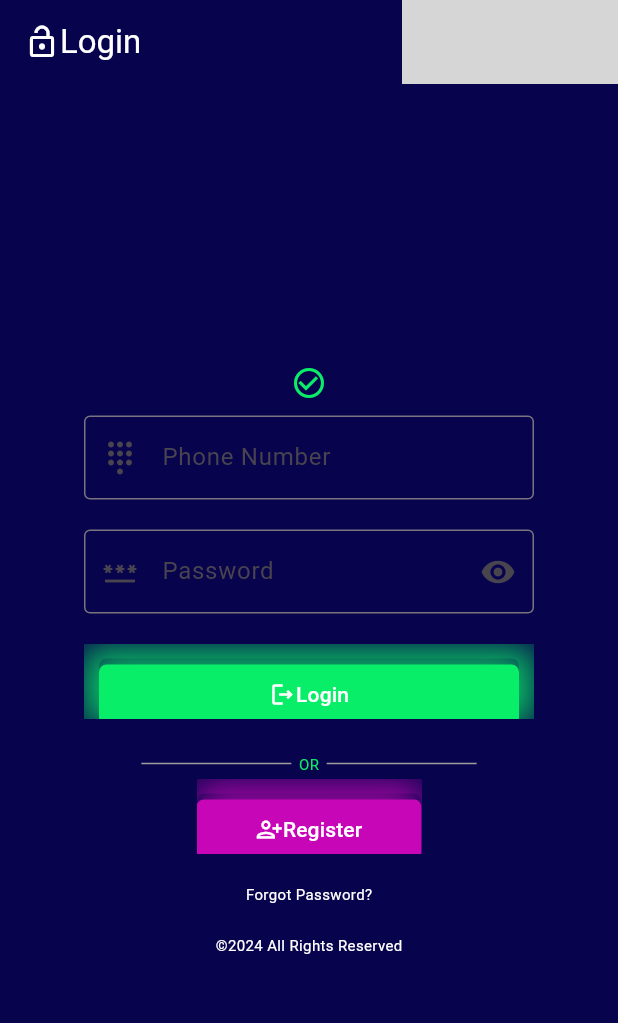
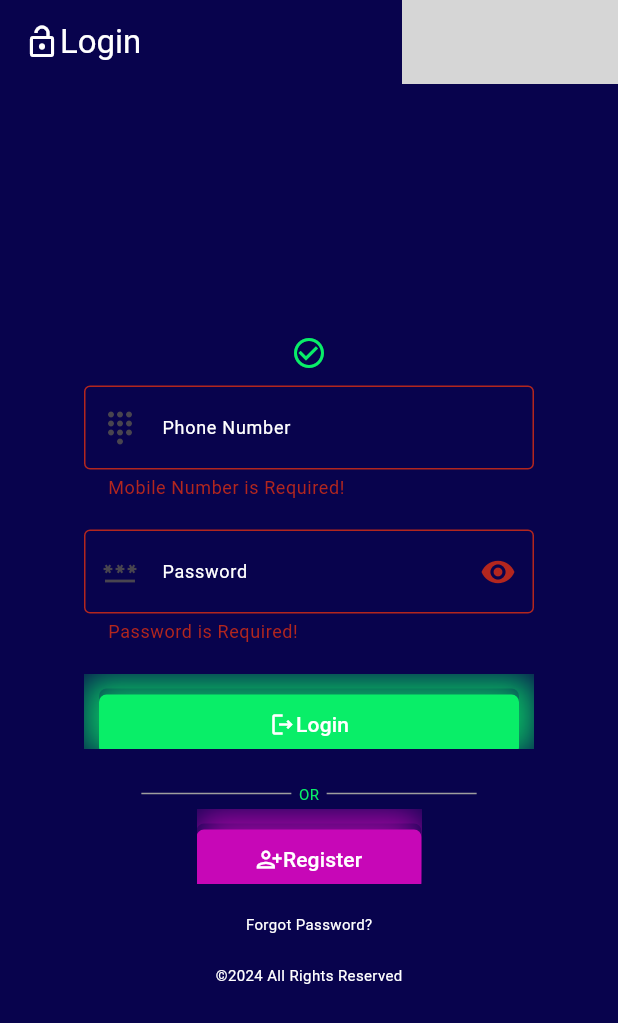
Before and after one commit to yourmarketbasket/vendors, a Flutter app: the screen it shows after launch, after a tap on "Login", on a phone screen of 412 x 824 dp. Shown: the top 1023 px of the screen. Run offline on Flutter 3.47's test engine with Material 3 defaults, Android fonts, the phone set to English and light mode, and no system bars; our stand-ins replace cached_network_image, get, shared_preferences; missing offline and left inert: bitsdojo_window; grey boxes are pictures that could not be loaded.

Commit message:
more changes

```diff
--- a/lib/controllers/landing-controller.dart
+++ b/lib/controllers/landing-controller.dart
@@ -48,7 +48,6 @@ RxMap<String, dynamic> userdetails = Map<String, dynamic>().obs;
       // Parse the JSON response body
         Map<String, dynamic> responseJson = jsonDecode(response.body);
         userdetails.value = responseJson;
-        print(userdetails.value['data']['avatar']);
       }
 
     }
--- a/lib/screens/landing.dart
+++ b/lib/screens/landing.dart
@@ -111,7 +111,7 @@ class _LandingScreenState extends State<LandingScreen> {
             } else if(landingController.currentPage.value=="SupportScreen"){
               return SupportScreen();
             }else{
-              return AccountScreen();
+              return StoresScreen();
             }
           }),
         ]
--- a/lib/screens/login.dart
+++ b/lib/screens/login.dart
@@ -6,7 +6,6 @@ import 'package:get/get.dart';
 import 'package:nisoko_vendors/controllers/login-controller.dart';
 import 'package:nisoko_vendors/screens/landing.dart';
 import 'package:nisoko_vendors/utils/colors.dart';
-
 
 class LoginScreen extends StatefulWidget {
   const LoginScreen({Key? key}) : super(key: key);
@@ -20,29 +19,27 @@ class _LoginScreenState extends State<LoginScreen> {
   late TextEditingController _password;
   bool _obscureText = true;
   String feedback = "";
+  bool _formSubmitted = false; // Track whether the form has been submitted or not
 
   LoginController loginController = Get.put(LoginController());
 
   @override
   void initState() {
     super.initState();
-  feedback="";
-  loginController.error.value=false;
+    feedback = "";
+    loginController.error.value = false;
 
     doWhenWindowReady(() {
-    var initialSize = Size(320, 500);
+      var initialSize = Size(320, 550);
       appWindow.size = initialSize;
     });
     _phone = TextEditingController();
     _password = TextEditingController();
   }
 
-
-
-
-
   @override
   Widget build(BuildContext context) {
+    final _formKey = GlobalKey<FormState>();
 
     return Scaffold(
       backgroundColor: AppTheme.backgroundColor,
@@ -68,8 +65,10 @@ void initState() {
         ],
       ),
       body: Center(
+        child: Form(
+          key: _formKey,
           child: Container(
-          height: 500,
+            height: 550,
             width: 320,
             child: Center(
               child: Padding(
@@ -82,51 +81,70 @@ void initState() {
                           mainAxisAlignment: MainAxisAlignment.center,
                           children: [
                             Icon(
-                        loginController.error.value ? Icons.error_outline : Icons.check_circle_outline,
-                        color: loginController.error.value ? AppTheme.dangerColor : AppTheme.mainColor,
+                              loginController.error.value && _formSubmitted
+                                  ? Icons.error_outline
+                                  : Icons.check_circle_outline,
+                              color: loginController.error.value
+                                  ? AppTheme.dangerColor
+                                  : AppTheme.mainColor,
                             ),
                             Text(
                               loginController.feedback.value,
                               style: TextStyle(
-                          color: loginController.error.value  ? AppTheme.dangerColor : AppTheme.mainColor,
+                                color: loginController.error.value && _formSubmitted
+                                    ? AppTheme.dangerColor
+                                    : AppTheme.mainColor,
                               ),
                             ),
                           ],
-                  )
-
-                  ),
+                        )),
                     SizedBox(height: 10,),
-                  TextField(
-
+                    TextFormField(
+                      validator: (value) {
+                        if (_formSubmitted &&
+                            (value == null || value.isEmpty)) {
+                          return 'Mobile Number is Required!';
+                        }
+                        return null;
+                      },
                       style: TextStyle(color: Colors.white),
                       controller: _phone,
                       keyboardType: TextInputType.number,
                       decoration: InputDecoration(
-                      hoverColor: Colors.white,
+                        labelStyle: TextStyle(color: Colors.white, fontSize: 12),
+                        errorText: _formSubmitted && _phone.text.isEmpty
+                            ? 'Mobile Number is Required!'
+                            : null,
                         border: OutlineInputBorder(
-                        borderSide: BorderSide(color: Colors.white)
-                      ),
+                            borderSide: BorderSide(color: Colors.white)),
                         labelText: "Phone Number",
                         prefixIcon: Icon(Icons.dialpad_rounded),
                         focusColor: Colors.white,
                         focusedBorder: OutlineInputBorder(
-                        borderSide: BorderSide(color: Colors.white)
+                            borderSide: BorderSide(color: Colors.white)),
                       ),
-
-                    ),
-
                     ),
                     SizedBox(height: 20),
-                  TextField(
+                    TextFormField(
+                      validator: (value) {
+                        if (_formSubmitted &&
+                            (value == null || value.isEmpty)) {
+                          return 'Password is Required!';
+                        }
+                        return null;
+                      },
                       controller: _password,
                       obscureText: _obscureText,
-                    style: TextStyle(color: Colors.white),
-                    obscuringCharacter: "x",
+                      style: TextStyle(color: Colors.white,),
+                      obscuringCharacter: "*",
                       decoration: InputDecoration(
+                        labelStyle: TextStyle(color: Colors.white, fontSize: 12),
+                        errorText: _formSubmitted && _password.text.isEmpty
+                            ? 'Password is Required!'
+                            : null,
                         focusColor: Colors.white,
                         focusedBorder: OutlineInputBorder(
-                        borderSide: BorderSide(color: Colors.white)
-                      ),
+                            borderSide: BorderSide(color: Colors.white)),
                         border: OutlineInputBorder(),
                         labelText: "Password",
                         prefixIcon: Icon(Icons.password_outlined),
@@ -151,7 +169,8 @@ void initState() {
                             borderRadius: BorderRadius.circular(5),
                             boxShadow: [
                               BoxShadow(
-                              color: AppTheme.mainColor.withOpacity(0.8), // Adjust opacity here
+                                color: AppTheme.mainColor.withOpacity(0.8),
+                                // Adjust opacity here
                                 blurRadius: 20,
                                 spreadRadius: 2,
                                 offset: Offset(0, 4),
@@ -166,15 +185,22 @@ void initState() {
                           child: ClipRRect(
                             borderRadius: BorderRadius.circular(5),
                             child: BackdropFilter(
-                            filter: ImageFilter.blur(sigmaX: 10, sigmaY: 10),
+                              filter: ImageFilter.blur(
+                                  sigmaX: 10, sigmaY: 10),
                               child: ElevatedButton(
                                 onPressed: () async {
+                                  setState(() {
+                                    _formSubmitted = true;
+                                  });
+                                  if (_formKey.currentState!.validate()) {
                                     Map<String, dynamic> data = {
-                                  "phone":_phone.text,
-                                  "password":_password.text
+                                      "phone": _phone.text,
+                                      "password": _password.text
                                     };
-                                final Map<String, dynamic> response = await loginController.loginUser(context,data);
-
+                                    final Map<String, dynamic> response =
+                                        await loginController
+                                            .loginUser(context, data);
+                                  }
                                 },
                                 style: ElevatedButton.styleFrom(
                                   primary: AppTheme.mainColor,
@@ -186,8 +212,10 @@ void initState() {
                                 child: Row(
                                   mainAxisAlignment: MainAxisAlignment.center,
                                   children: [
-                                  Icon(Icons.logout_outlined, color: Colors.white),
-                                  Text("Login", style: TextStyle(color: Colors.white)),
+                                    Icon(Icons.logout_outlined,
+                                        color: Colors.white),
+                                    Text("Login",
+                                        style: TextStyle(color: Colors.white)),
                                   ],
                                 ),
                               ),
@@ -198,7 +226,7 @@ void initState() {
                     ),
                     SizedBox(height: 20),
                     Container(
-                    height: 20,// Ensure the Container has constraints
+                      height: 20, // Ensure the Container has constraints
                       child: Row(
                         mainAxisAlignment: MainAxisAlignment.center,
                         crossAxisAlignment: CrossAxisAlignment.center,
@@ -209,8 +237,11 @@ void initState() {
                             color: Colors.grey,
                           ),
                           Padding(
-                          padding: const EdgeInsets.symmetric(horizontal: 5.0), // Adjust padding as needed
-                          child: Text("OR", style: TextStyle(color: AppTheme.mainColor, fontSize: 10)),
+                            padding: const EdgeInsets.symmetric(
+                                horizontal: 5.0), // Adjust padding as needed
+                            child: Text("OR",
+                                style: TextStyle(
+                                    color: AppTheme.mainColor, fontSize: 10)),
                           ),
                           Container(
                             width: 100,
@@ -229,7 +260,8 @@ void initState() {
                             borderRadius: BorderRadius.circular(5),
                             boxShadow: [
                               BoxShadow(
-                              color: AppTheme.dangerColor.withOpacity(0.8), // Adjust opacity here
+                                color: AppTheme.dangerColor.withOpacity(0.8),
+                                // Adjust opacity here
                                 blurRadius: 20,
                                 spreadRadius: 2,
                                 offset: Offset(0, 4),
@@ -243,7 +275,8 @@ void initState() {
                           child: ClipRRect(
                             borderRadius: BorderRadius.circular(5),
                             child: BackdropFilter(
-                            filter: ImageFilter.blur(sigmaX: 10, sigmaY: 10),
+                              filter: ImageFilter.blur(
+                                  sigmaX: 10, sigmaY: 10),
                               child: ElevatedButton(
                                 onPressed: () {},
                                 style: ElevatedButton.styleFrom(
@@ -256,8 +289,11 @@ void initState() {
                                 child: Row(
                                   mainAxisAlignment: MainAxisAlignment.center,
                                   children: [
-                                  Icon(Icons.person_add_alt, color: Colors.white),
-                                  Text("Register", style: TextStyle(color: Colors.white)),
+                                    Icon(Icons.person_add_alt,
+                                        color: Colors.white),
+                                    Text("Register",
+                                        style: TextStyle(
+                                            color: Colors.white)),
                                   ],
                                 ),
                               ),
@@ -266,18 +302,22 @@ void initState() {
                         ),
                       ],
                     ),
-                  SizedBox(height: 20,),
-                  Text("Forgot Password?", style: TextStyle(fontSize: 10, color: Colors.white),),
-
-                  SizedBox(height: 20,),
-                  Text("\u00A9"+DateTime.now().year.toString()+" All Rights Reserved", style: TextStyle(fontSize: 10, color: Colors.white),)
-
-
-
-
-
-
+                    SizedBox(
+                      height: 20,
+                    ),
+                    Text("Forgot Password?",
+                        style:
+                            TextStyle(fontSize: 10, color: Colors.white)),
+                    SizedBox(
+                      height: 20,
+                    ),
+                    Text("\u00A9" +
+                        DateTime.now().year.toString() +
+                        " All Rights Reserved",
+                        style:
+                            TextStyle(fontSize: 10, color: Colors.white)),
                   ],
+                ),
               ),
             ),
           ),
--- a/lib/utils/sidebar.dart
+++ b/lib/utils/sidebar.dart
@@ -69,12 +69,12 @@ class _SidebarState extends State<Sidebar> {
               ),
             ),
           ),
-          _buildMenuItem('My Account', icon: Icons.person, onPressed: (){
-            landingController.currentPage.value = "AccountScreen";
-          }),
           _buildMenuItem('Stores', icon: Icons.store_mall_directory, onPressed: (){
             landingController.currentPage.value = "StoresScreen";
 
+          }),
+          _buildMenuItem('My Account', icon: Icons.person, onPressed: (){
+            landingController.currentPage.value = "AccountScreen";
           }),
           _buildMenuItem('Notifications', icon: Icons.notifications_active, onPressed: (){
             landingController.currentPage.value = "NotificationsScreen";
```
Also changed, not shown: lib/screens/stores.dart (+42 -2 lines), lib/utils/widgets.dart (+27 -0 lines). Lines whose indentation alone changed are shown as unchanged.
